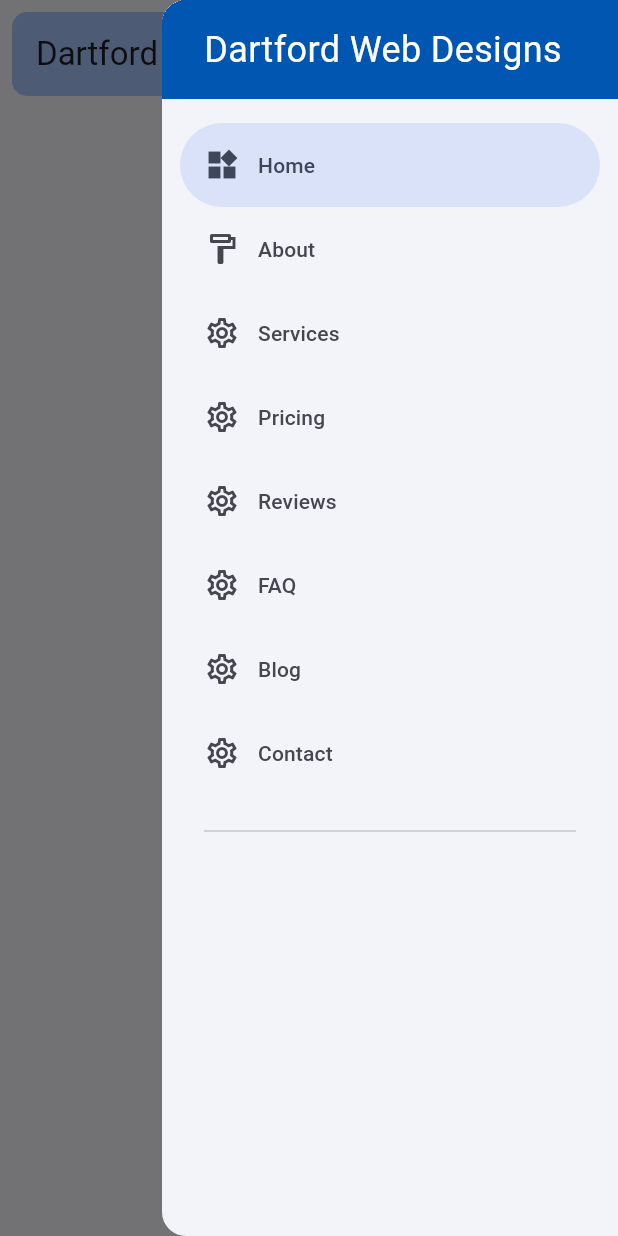
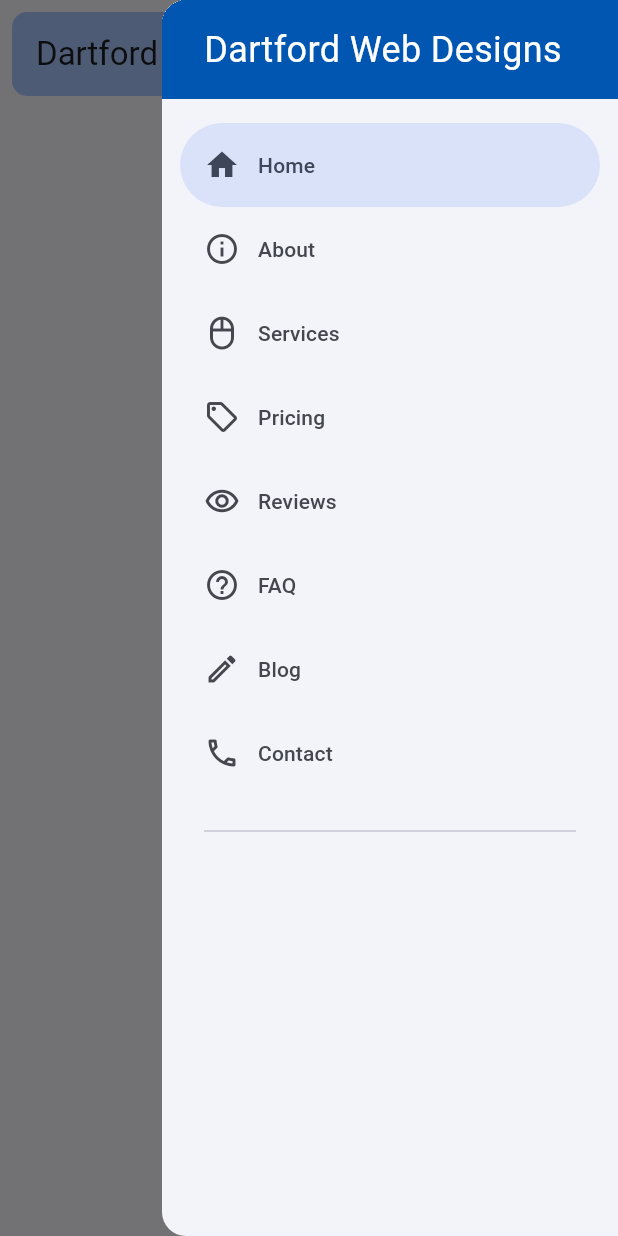
Before and after one commit to jackparse14/dwd-website, a Flutter app: the screen it shows after launch, with the side drawer open, on a phone screen of 412 x 824 dp. Run offline on Flutter 3.47's test engine with Material 3 defaults, Android fonts, the phone set to English and light mode, and no system bars.

Commit message:
Added icons to hamburger

```diff
--- a/lib/widgets/hamburger.dart
+++ b/lib/widgets/hamburger.dart
@@ -128,42 +128,42 @@ class Pages {
 const List<Pages> destinations = <Pages>[
   Pages(
     'Home',
-    Icon(Icons.widgets_outlined),
-    Icon(Icons.widgets),
+    Icon(Icons.home_outlined),
+    Icon(Icons.home),
   ),
   Pages(
     'About',
-    Icon(Icons.format_paint_outlined),
-    Icon(Icons.format_paint),
+    Icon(Icons.info_outlined),
+    Icon(Icons.info),
   ),
   Pages(
     'Services',
-    Icon(Icons.settings_outlined),
-    Icon(Icons.settings),
+    Icon(Icons.mouse_outlined),
+    Icon(Icons.mouse),
   ),
   Pages(
     'Pricing',
-    Icon(Icons.settings_outlined),
-    Icon(Icons.settings),
+    Icon(Icons.sell_outlined),
+    Icon(Icons.sell),
   ),
   Pages(
     'Reviews',
-    Icon(Icons.settings_outlined),
-    Icon(Icons.settings),
+    Icon(Icons.remove_red_eye_outlined),
+    Icon(Icons.remove_red_eye),
   ),
   Pages(
     'FAQ',
-    Icon(Icons.settings_outlined),
-    Icon(Icons.settings),
+    Icon(Icons.help_outline),
+    Icon(Icons.help),
   ),
   Pages(
     'Blog',
-    Icon(Icons.settings_outlined),
-    Icon(Icons.settings),
+    Icon(Icons.edit_outlined),
+    Icon(Icons.edit),
   ),
   Pages(
     'Contact',
-    Icon(Icons.settings_outlined),
-    Icon(Icons.settings),
+    Icon(Icons.call_outlined),
+    Icon(Icons.call),
   ),
 ];
```
